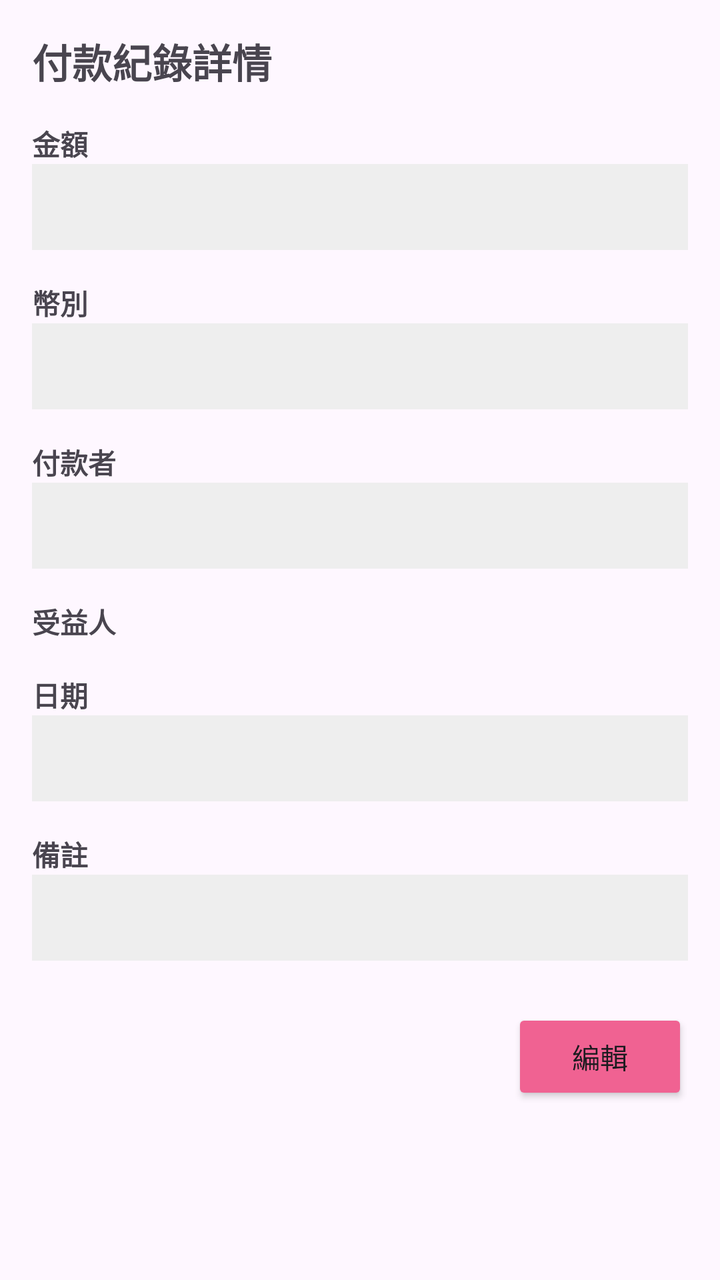
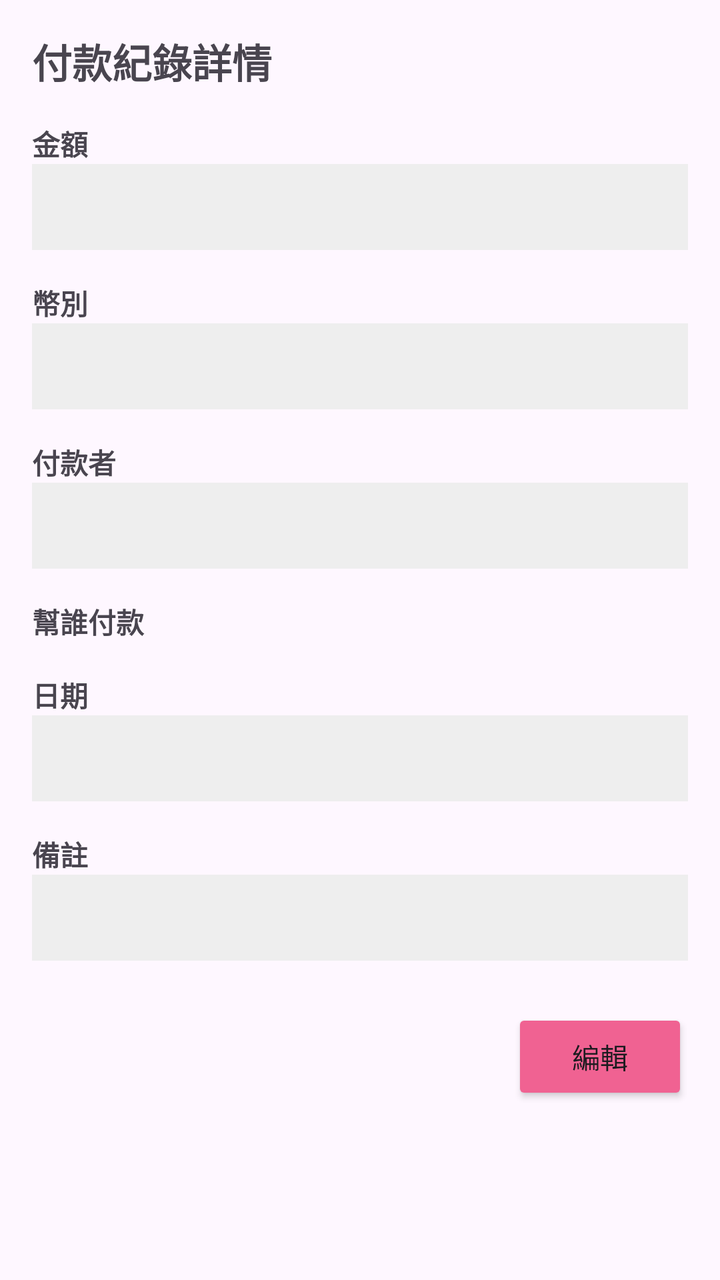

An Android layout rendered at two revisions. The XML below is the earlier revision; the diff shows what the commit changed to produce the second picture.
<!-- AndroidManifest.xml: application theme Theme.DistributionAPP -->
<!-- res/layout/fragment_transaction_detail.xml -->
<?xml version="1.0" encoding="utf-8"?>
<ScrollView xmlns:android="http://schemas.android.com/apk/res/android"
    android:layout_width="match_parent"
    android:layout_height="match_parent">

    <LinearLayout
        android:orientation="vertical"
        android:padding="16dp"
        android:layout_width="match_parent"
        android:layout_height="wrap_content">

        <TextView
            android:layout_width="wrap_content"
            android:layout_height="wrap_content"
            android:text="付款紀錄詳情"
            android:textSize="20sp"
            android:textStyle="bold" />

        <TextView
            android:layout_width="match_parent"
            android:layout_height="wrap_content"
            android:text="金額"
            android:layout_marginTop="16dp"
            android:textStyle="bold" />

        <TextView
            android:id="@+id/tv_amount"
            android:layout_width="match_parent"
            android:layout_height="wrap_content"
            android:padding="12dp"
            android:background="#EEEEEE"
            android:textColor="#000000" />

        <TextView
            android:layout_width="match_parent"
            android:layout_height="wrap_content"
            android:text="幣別"
            android:layout_marginTop="16dp"
            android:textStyle="bold" />

        <TextView
            android:id="@+id/tv_currency"
            android:layout_width="match_parent"
            android:layout_height="wrap_content"
            android:padding="12dp"
            android:background="#EEEEEE"
            android:textColor="#000000" />

        <TextView
            android:layout_width="match_parent"
            android:layout_height="wrap_content"
            android:text="付款者"
            android:layout_marginTop="16dp"
            android:textStyle="bold" />

        <TextView
            android:id="@+id/tv_payer"
            android:layout_width="match_parent"
            android:layout_height="wrap_content"
            android:padding="12dp"
            android:background="#EEEEEE"
            android:textColor="#000000" />

        <TextView
            android:layout_width="match_parent"
            android:layout_height="wrap_content"
            android:text="受益人"
            android:layout_marginTop="16dp"
            android:textStyle="bold" />

        <androidx.recyclerview.widget.RecyclerView
            android:id="@+id/rv_beneficiaries"
            android:layout_width="match_parent"
            android:layout_height="wrap_content"
            android:nestedScrollingEnabled="true" />

        <TextView
            android:layout_width="match_parent"
            android:layout_height="wrap_content"
            android:text="日期"
            android:layout_marginTop="16dp"
            android:textStyle="bold" />

        <TextView
            android:id="@+id/tv_date"
            android:layout_width="match_parent"
            android:layout_height="wrap_content"
            android:padding="12dp"
            android:background="#EEEEEE"
            android:textColor="#000000" />

        <TextView
            android:layout_width="match_parent"
            android:layout_height="wrap_content"
            android:text="備註"
            android:layout_marginTop="16dp"
            android:textStyle="bold" />

        <TextView
            android:id="@+id/tv_note"
            android:layout_width="match_parent"
            android:layout_height="wrap_content"
            android:padding="12dp"
            android:background="#EEEEEE"
            android:textColor="#000000" />

        <Button
            android:id="@+id/btn_edit"
            android:layout_width="wrap_content"
            android:layout_height="wrap_content"
            android:layout_gravity="end"
            android:layout_marginTop="24dp"
            android:backgroundTint="#F06292"
            android:text="編輯" />

    </LinearLayout>
</ScrollView>
<!-- resources referenced by this layout -->
<resources>
  <style name="Theme.DistributionAPP" parent="Base.Theme.DistributionAPP" />
  <style name="Base.Theme.DistributionAPP" parent="Theme.Material3.DayNight.NoActionBar">
          
          
      </style>
</resources>

<!-- the commit's change to res/layout/fragment_transaction_detail.xml (unified diff, before → after) -->
@@ -64,7 +64,7 @@
         <TextView
             android:layout_width="match_parent"
             android:layout_height="wrap_content"
-            android:text="受益人"
+            android:text="幫誰付款"
             android:layout_marginTop="16dp"
             android:textStyle="bold" />
 
